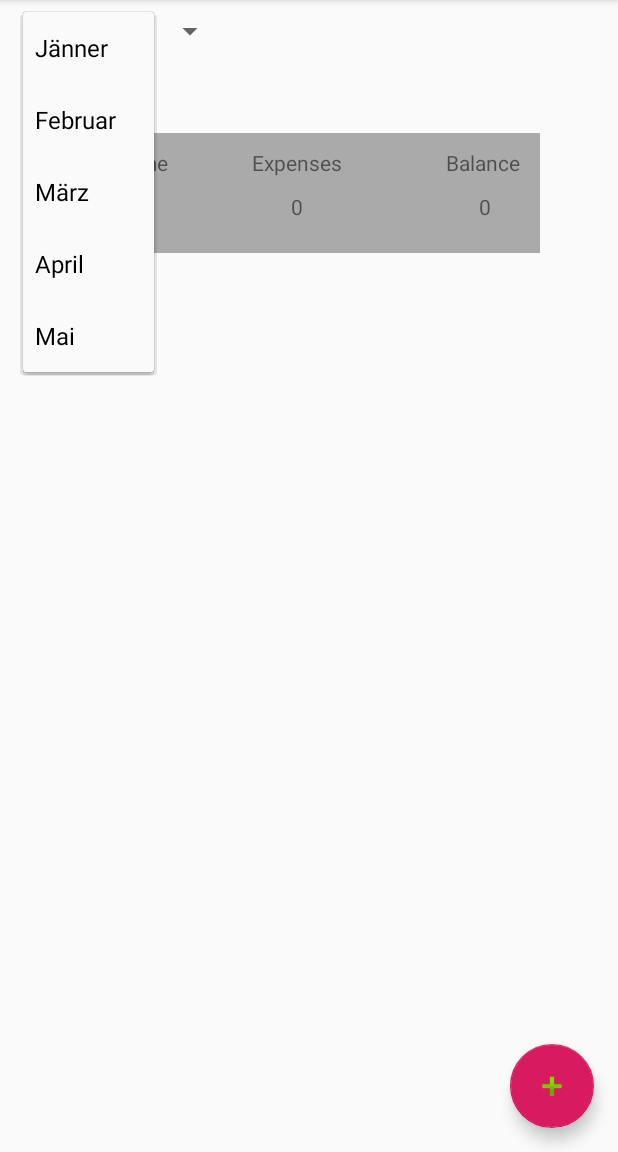
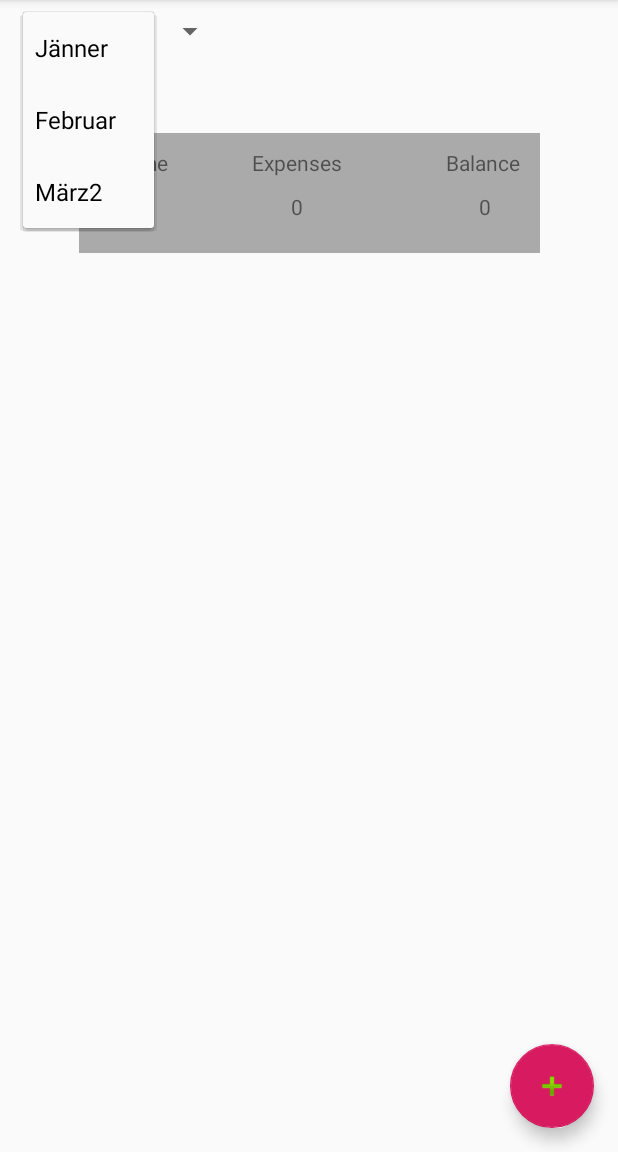
Before and after one commit to mastalier1997/Software-Engineering-PR, an Android app: the screen it shows after launch (MainActivity), after a tap on "Jänner", on a phone screen of 412 x 824 dp, the part 84-1236 px from its top. Run offline under Robolectric (Android 15) with nearby library versions, the phone set to English and light mode, and no system bars.

Commit message:
Update MainActivity.java

```diff
--- a/app/src/main/java/com/example/finanzmanager/MainActivity.java
+++ b/app/src/main/java/com/example/finanzmanager/MainActivity.java
@@ -46,7 +46,7 @@ public class MainActivity extends AppCompatActivity implements NavigationView.On
 
         //DropDown für Monate
         Spinner dropdown = findViewById(R.id.dropDown);
-        String[] items = new String[]{"Jänner", "Februar", "März", "April", "Mai"};
+        String[] items = new String[]{"Jänner", "Februar", "März2"};
         ArrayAdapter<String> adapter = new ArrayAdapter<>(this, android.R.layout.simple_spinner_dropdown_item, items);
         dropdown.setAdapter(adapter);
     }
```
